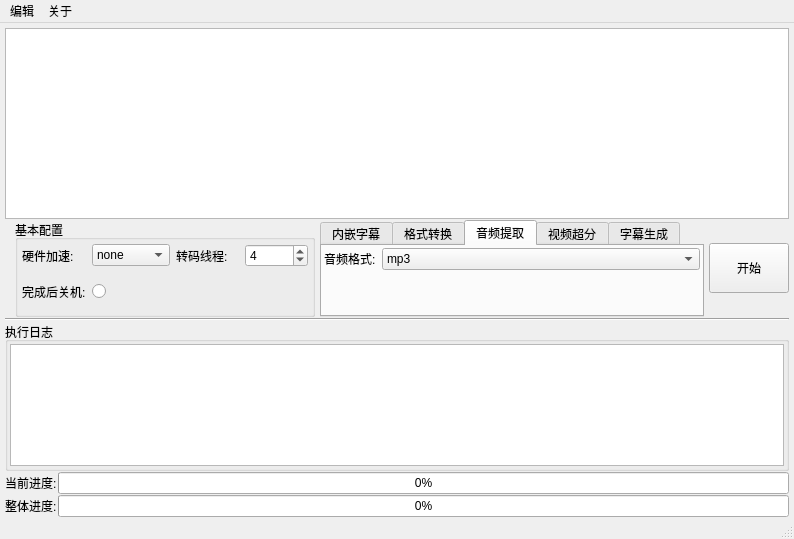
xiaoyou-bilibili/video_tool, file ui/main.ui: the form before one commit.
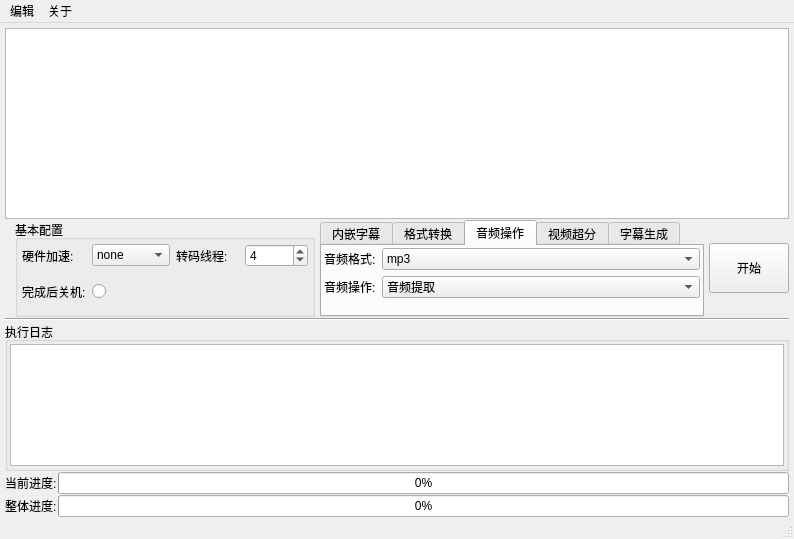
The form after the commit. The open tabs and pages were chosen to show the change. Custom widgets are drawn as their Qt base class.

```diff
--- a/ui/main.ui
+++ b/ui/main.ui
@@ -363,7 +363,7 @@
           </widget>
           <widget class="QWidget" name="tab_3">
            <attribute name="title">
-            <string>音频提取</string>
+            <string>音频操作</string>
            </attribute>
            <layout class="QVBoxLayout" name="verticalLayout_7">
             <property name="leftMargin">
@@ -392,6 +392,32 @@
                 <item>
                  <property name="text">
                   <string>mp3</string>
+                 </property>
+                </item>
+                <item>
+                 <property name="text">
+                  <string>aac</string>
+                 </property>
+                </item>
+               </widget>
+              </item>
+              <item row="1" column="0">
+               <widget class="QLabel" name="label_13">
+                <property name="text">
+                 <string>音频操作:</string>
+                </property>
+               </widget>
+              </item>
+              <item row="1" column="1">
+               <widget class="QComboBox" name="combo_audio_option">
+                <item>
+                 <property name="text">
+                  <string>音频提取</string>
+                 </property>
+                </item>
+                <item>
+                 <property name="text">
+                  <string>音频封装</string>
                  </property>
                 </item>
                </widget>
```
Left out of the diff: 2 changed lines with no effect on the pictures.
